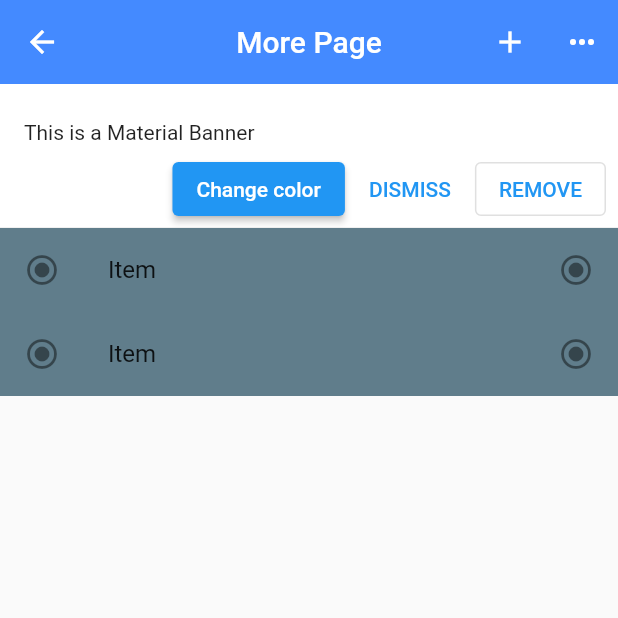
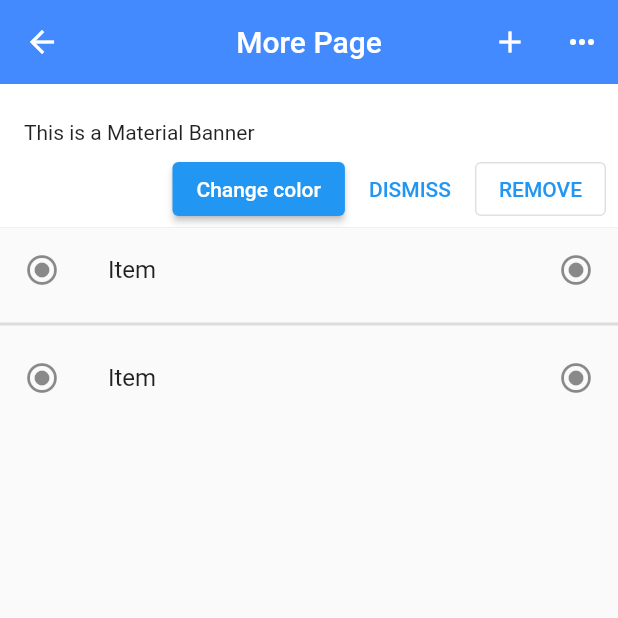
Before and after one commit to simonjv01/flutter_app_welcome, a Flutter app: the MorePage screen opened directly, after a tap on the "keyboard control" icon, after a tap on the "add" icon, on a phone screen of 412 x 824 dp, the top half of it. Run offline on Flutter 3.47's test engine with Material 2 defaults, Android fonts, the phone set to English and light mode, and no system bars.

Commit message:
added divider

```diff
--- a/lib/pages/more_page.dart
+++ b/lib/pages/more_page.dart
@@ -74,16 +74,19 @@ class _MorePageState extends State<MorePage> {
           ),
         ],
       ),
-      body: ListView.builder(
+      body: ListView.separated(
         itemBuilder:(context, index) {
           return const ListTile(
           title: Text('Item'),
-          tileColor: Colors.blueGrey,
           leading: Icon(Icons.radio_button_checked),
           trailing: Icon(Icons.radio_button_checked),
         );
         },
         itemCount: numberOfListTile,
+        separatorBuilder: (context, index){
+          return const Divider(thickness: 2,);
+        },
+
         )
 
 
```
Also changed, not shown: pubspec.lock.
